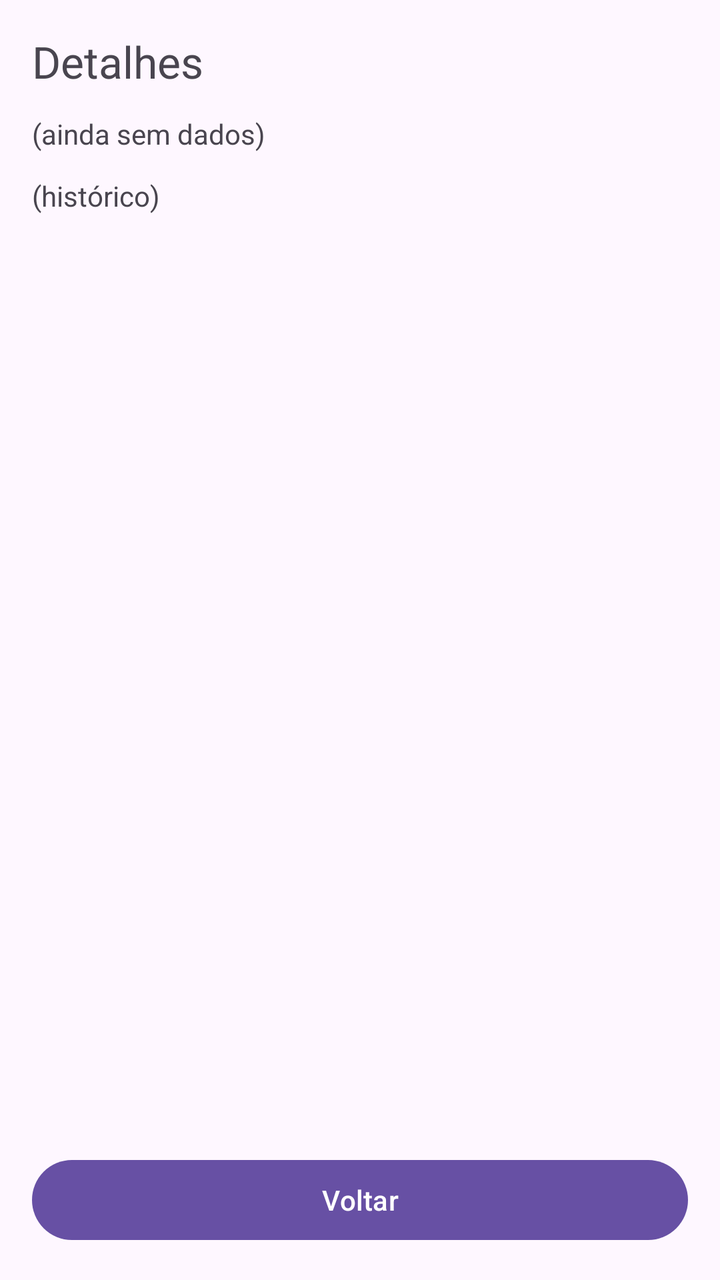
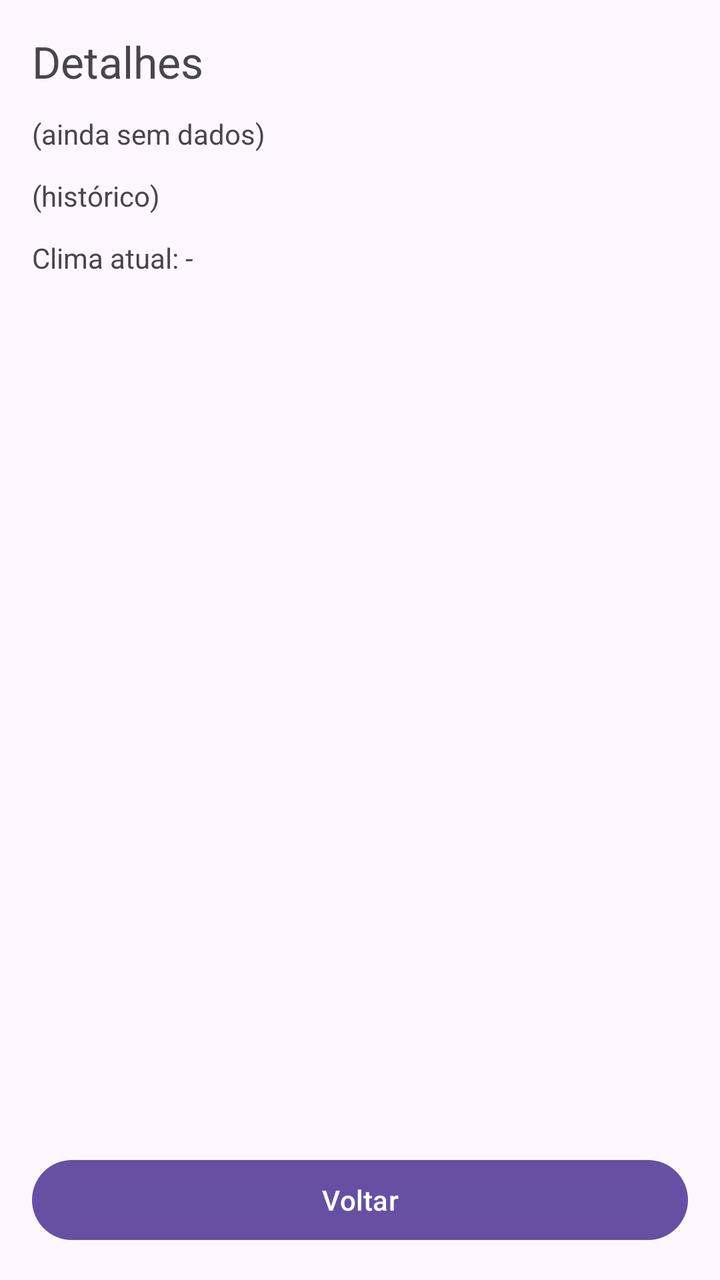

The first picture is an Android layout as it rendered before a commit; the second is the same layout after the commit. The layout source and the unified diff follow.
<!-- AndroidManifest.xml: application theme Theme.WeatherHubAndroid -->
<!-- res/layout/activity_detalhes.xml -->
<?xml version="1.0" encoding="utf-8"?>
<LinearLayout xmlns:android="http://schemas.android.com/apk/res/android"
    android:orientation="vertical"
    android:padding="16dp"
    android:layout_width="match_parent"
    android:layout_height="match_parent">

    <TextView
        android:id="@+id/txtTituloDetalhes"
        android:text="Detalhes"
        android:textSize="22sp"
        android:layout_width="match_parent"
        android:layout_height="wrap_content"/>

    <TextView
        android:id="@+id/txtStatusDetalhes"
        android:text="(ainda sem dados)"
        android:layout_width="match_parent"
        android:layout_height="wrap_content"
        android:layout_marginTop="12dp"/>

    <TextView
        android:id="@+id/txtHistorico"
        android:text="(histórico)"
        android:layout_width="match_parent"
        android:layout_height="wrap_content"
        android:layout_marginTop="12dp"/>

    <androidx.recyclerview.widget.RecyclerView
        android:id="@+id/rvPrevisao"
        android:layout_width="match_parent"
        android:layout_height="0dp"
        android:layout_weight="1"
        android:layout_marginTop="12dp"/>

    <Button
        android:id="@+id/btnVoltarDetalhes"
        android:text="Voltar"
        android:layout_width="match_parent"
        android:layout_height="wrap_content"
        android:layout_marginTop="12dp"/>
</LinearLayout>
<!-- resources referenced by this layout -->
<resources>
  <style name="Theme.WeatherHubAndroid" parent="Base.Theme.WeatherHubAndroid" />
  <style name="Base.Theme.WeatherHubAndroid" parent="Theme.Material3.DayNight.NoActionBar">
          
          
      </style>
</resources>

<!-- the commit's change to res/layout/activity_detalhes.xml (unified diff, before → after) -->
@@ -26,6 +26,20 @@
         android:layout_height="wrap_content"
         android:layout_marginTop="12dp"/>
 
+    <TextView
+        android:id="@+id/txtClimaAtual"
+        android:layout_width="match_parent"
+        android:layout_height="wrap_content"
+        android:text="Clima atual: -"
+        android:layout_marginTop="12dp"/>
+
+    <ImageView
+        android:id="@+id/imgIconeDetalhes"
+        android:layout_width="60dp"
+        android:layout_height="60dp"
+        android:contentDescription="Ícone do clima"
+        android:layout_marginTop="8dp"/>
+
     <androidx.recyclerview.widget.RecyclerView
         android:id="@+id/rvPrevisao"
         android:layout_width="match_parent"
